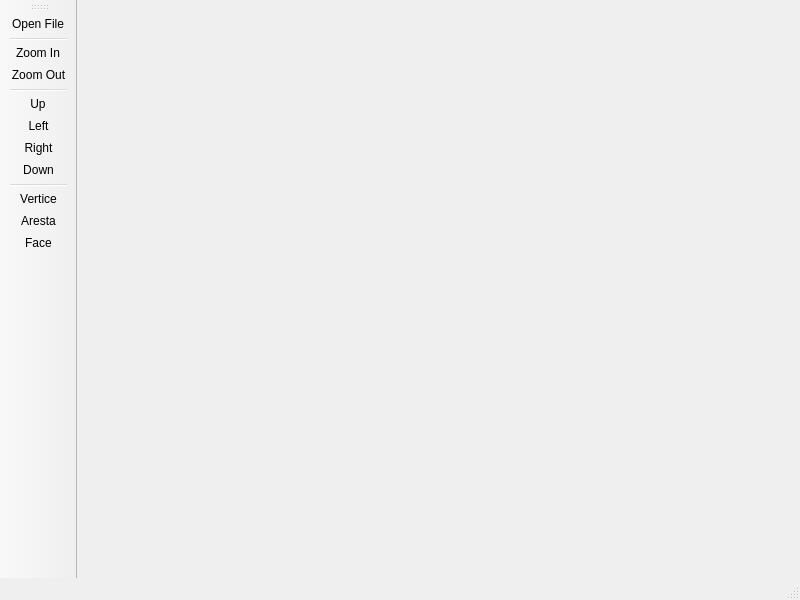
Qt form src/mainwindow.ui (yuhlopes/trab2compgraf201002ft) before a commit.
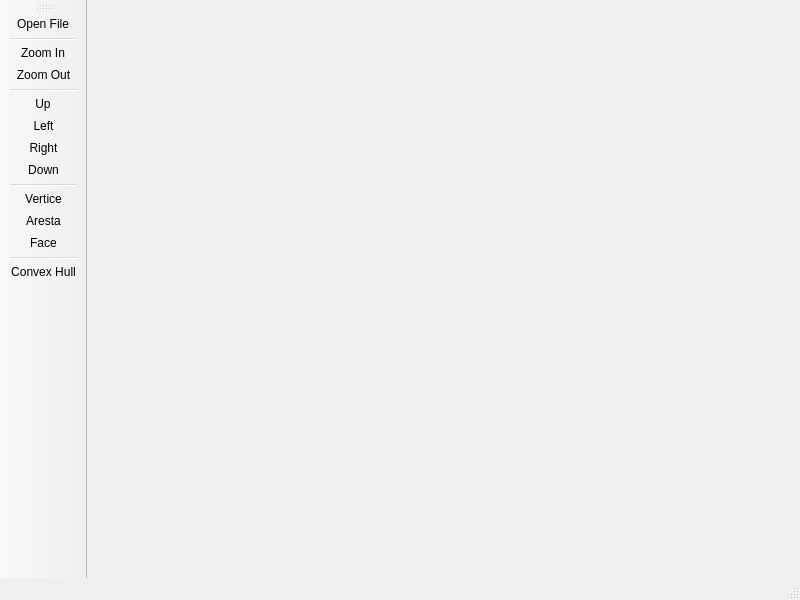
The same form after that commit. Icons and pictures are not drawn.

Patch:
```diff
--- a/src/mainwindow.ui
+++ b/src/mainwindow.ui
@@ -48,6 +48,8 @@
    <addaction name="actionVertice"/>
    <addaction name="actionAresta"/>
    <addaction name="actionFace"/>
+   <addaction name="separator"/>
+   <addaction name="actionConvex_Hull"/>
   </widget>
   <action name="actionOpen_File">
    <property name="icon">
@@ -160,6 +162,18 @@
     <string>Face</string>
    </property>
   </action>
+  <action name="actionConvex_Hull">
+   <property name="icon">
+    <iconset resource="../trab2FT.qrc">
+     <normaloff>:/convexhull</normaloff>:/convexhull</iconset>
+   </property>
+   <property name="text">
+    <string>Convex Hull</string>
+   </property>
+   <property name="shortcut">
+    <string>Ctrl+H</string>
+   </property>
+  </action>
  </widget>
  <resources>
   <include location="../trab2FT.qrc"/>
```
